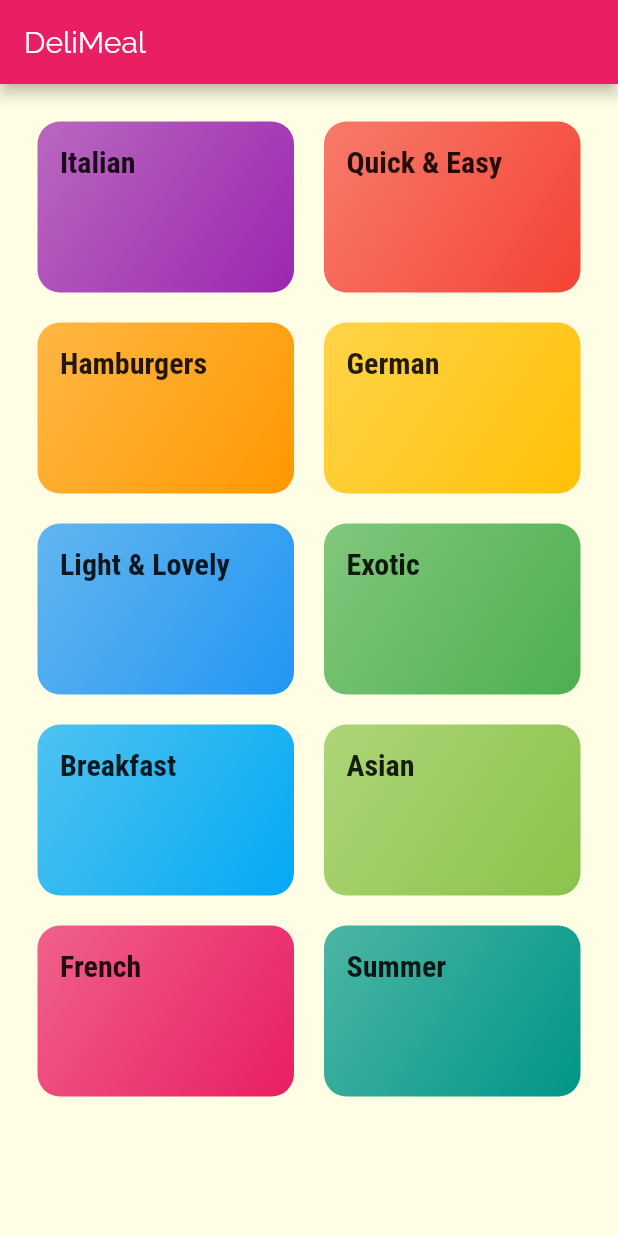
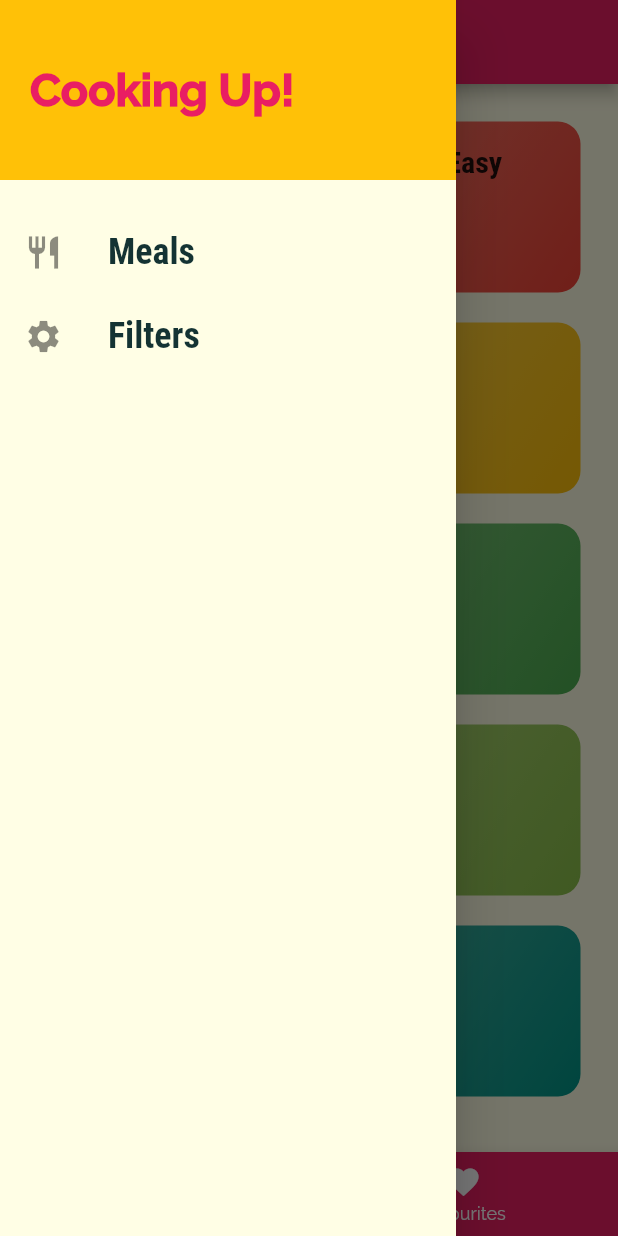
Before and after one commit to pankaj-yd/meals_app, a Flutter app: the screen it shows after launch, with the side drawer open (before the commit the screen has no drawer), on a phone screen of 412 x 824 dp. Run offline on Flutter 3.47's test engine with Material 2 defaults, Android fonts, the phone set to English and light mode, and no system bars.

Commit message:
added fav meals, filters and Done wiht navigation

```diff
--- a/lib/main.dart
+++ b/lib/main.dart
@@ -1,11 +1,72 @@
 import 'package:flutter/material.dart';
 
+import './dummy_data.dart';
+import './screens/filters_screen.dart';
+import './screens/tabs_screen.dart';
 import './screens/category_meals_screen.dart';
 import './screens/categories_screen.dart';
+import './screens/meal_detail_screen.dart';
+import './models/meal.dart';
 
 void main() => runApp(MyApp());
 
-class MyApp extends StatelessWidget {
+class MyApp extends StatefulWidget {
+  @override
+  _MyAppState createState() => _MyAppState();
+}
+
+class _MyAppState extends State<MyApp> {
+  Map<String, bool> _filters = {
+    'gluten': false,
+    'lactose': false,
+    'vegan': false,
+    'vegetarian': false,
+  };
+
+  List<Meal> _availableMeals = DUMMY_MEALS;
+  List<Meal> _favouriteMeals = [];
+  void _setFilters(Map<String, bool> filterData) {
+    setState(() {
+      _filters = filterData;
+
+      _availableMeals = DUMMY_MEALS.where((meal) {
+        if (_filters['gluten'] && !meal.isGlutenFree) {
+          return false;
+        }
+        if (_filters['lactose'] && !meal.isLactoseFree) {
+          return false;
+        }
+        if (_filters['vegan'] && !meal.isVegan) {
+          return false;
+        }
+        if (_filters['vegetarian'] && !meal.isVegetarian) {
+          return false;
+        }
+        return true;
+      }).toList();
+    });
+  }
+
+  void _toggleFavourite(String mealId) {
+    final existingIndex =
+        _favouriteMeals.indexWhere((meal) => mealId == meal.id);
+    if (existingIndex >= 0) {
+      setState(() {
+        _favouriteMeals.removeAt(existingIndex);
+      });
+    } else {
+      setState(() {
+        _favouriteMeals.add(
+          DUMMY_MEALS.firstWhere((meal) => meal.id == mealId),
+        );
+      });
+    }
+  }
+
+  bool _isMealFav(String id){
+    return _favouriteMeals.any((meal) => meal.id == id);
+  }
+
   @override
   Widget build(BuildContext context) {
     return MaterialApp(
@@ -30,8 +91,16 @@ class MyApp extends StatelessWidget {
             ),
       ),
       routes: {
-        '/': (ctx) => CategoriesScreen(),
-        CategoryMealsScreen.routeName: (ctx) => CategoryMealsScreen(),
+        '/': (ctx) => TabsScreen(_favouriteMeals),
+        CategoryMealsScreen.routeName: (ctx) =>
+            CategoryMealsScreen(_availableMeals),
+        MealDetailScreen.routeName: (ctx) => MealDetailScreen(_toggleFavourite, _isMealFav),
+        FiltersScreen.routeName: (ctx) => FiltersScreen(_filters, _setFilters),
+      },
+      onUnknownRoute: (settings) {
+        return MaterialPageRoute(
+          builder: (ctx) => CategoriesScreen(),
+        );
       },
     );
   }
--- a/lib/screens/categories_screen.dart
+++ b/lib/screens/categories_screen.dart
@@ -6,11 +6,7 @@ import '../widgets/category_item.dart';
 class CategoriesScreen extends StatelessWidget {
   @override
   Widget build(BuildContext context) {
-    return Scaffold(
-      appBar: AppBar(
-        title: const Text('DeliMeal'),
-      ),
-      body: GridView(
+    return GridView(
         padding: const EdgeInsets.all(25),
         children: DUMMY_CATEGORIES
             .map(
@@ -27,7 +23,6 @@ class CategoriesScreen extends StatelessWidget {
           crossAxisSpacing: 20,
           mainAxisSpacing: 20,
         ),
-      ),
-    );
+      );
   }
 }
--- /dev/null
+++ b/lib/screens/tabs_screen.dart
@@ -0,0 +1,71 @@
+import 'package:flutter/material.dart';
+
+import '../widgets/main_drawer.dart';
+import './favourite_screen.dart';
+import './categories_screen.dart';
+
+import '../models/meal.dart';
+
+class TabsScreen extends StatefulWidget {
+  final List<Meal> favouriteMeal;
+
+  TabsScreen(this.favouriteMeal);
+  @override
+  _TabsScreenState createState() => _TabsScreenState();
+}
+
+class _TabsScreenState extends State<TabsScreen> {
+  List<Map<String, Object>> _pages;
+  @override
+  void initState() {
+    _pages = [
+      {
+        'page': CategoriesScreen(),
+        'title': 'Categories',
+      },
+      {
+        'page': FavouritesScreen(widget.favouriteMeal),
+        'title': 'Favourites',
+      },
+    ];
+    super.initState();
+  }
+
+  int _selectedPageIndex = 0;
+
+  void _selectPage(int index) {
+    setState(() {
+      _selectedPageIndex = index;
+    });
+  }
+
+  @override
+  Widget build(BuildContext context) {
+    return Scaffold(
+      appBar: AppBar(
+        title: Text(_pages[_selectedPageIndex]['title']),
+      ),
+      drawer: MainDrawer(),
+      body: _pages[_selectedPageIndex]['page'],
+      bottomNavigationBar: BottomNavigationBar(
+        onTap: _selectPage,
+        backgroundColor: Theme.of(context).primaryColor,
+        unselectedItemColor: Colors.white,
+        selectedItemColor: Theme.of(context).accentColor,
+        currentIndex: _selectedPageIndex,
+        items: [
+          BottomNavigationBarItem(
+            icon: Icon(
+              Icons.category,
+            ),
+            title: Text('Categories'),
+          ),
+          BottomNavigationBarItem(
+            icon: Icon(Icons.favorite),
+            title: Text('Favourites'),
+          ),
+        ],
+      ),
+    );
+  }
+}
--- /dev/null
+++ b/lib/widgets/main_drawer.dart
@@ -0,0 +1,67 @@
+import 'package:flutter/material.dart';
+
+import '../screens/filters_screen.dart';
+
+class MainDrawer extends StatelessWidget {
+  Widget buildListTile(String title, IconData icon, Function tapHandler) {
+    return ListTile(
+      leading: Icon(
+        icon,
+        size: 26,
+      ),
+      title: Text(
+        title,
+        style: TextStyle(
+          fontFamily: 'RobotoCondensed',
+          fontSize: 24,
+          fontWeight: FontWeight.bold,
+        ),
+      ),
+      onTap: tapHandler,
+    );
+  }
+
+  @override
+  Widget build(BuildContext context) {
+    return Drawer(
+      child: Column(
+        children: <Widget>[
+          Container(
+            height: 120,
+            width: double.infinity,
+            padding: EdgeInsets.all(20),
+            alignment: Alignment.centerLeft,
+            color: Theme.of(context).accentColor,
+            child: Text(
+              'Cooking Up!',
+              style: TextStyle(
+                fontWeight: FontWeight.w900,
+                fontSize: 30,
+                color: Theme.of(context).primaryColor,
+              ),
+            ),
+          ),
+          SizedBox(
+            height: 20,
+          ),
+          buildListTile(
+            'Meals',
+            Icons.restaurant,
+            () {
+              Navigator.of(context).pushReplacementNamed('/');
+            },
+          ),
+          buildListTile(
+            'Filters',
+            Icons.settings,
+            () {
+              Navigator.of(context).pushReplacementNamed(
+                FiltersScreen.routeName,
+              );
+            },
+          ),
+        ],
+      ),
+    );
+  }
+}
```
Also changed, not shown: lib/screens/category_meals_screen.dart (+42 -21 lines), lib/screens/favourite_screen.dart (added, +40 -0 lines), lib/screens/filters_screen.dart (added, +122 -0 lines), lib/screens/meal_detail_screen.dart (added, +108 -0 lines), lib/widgets/meal_item.dart (+95 -3 lines).
